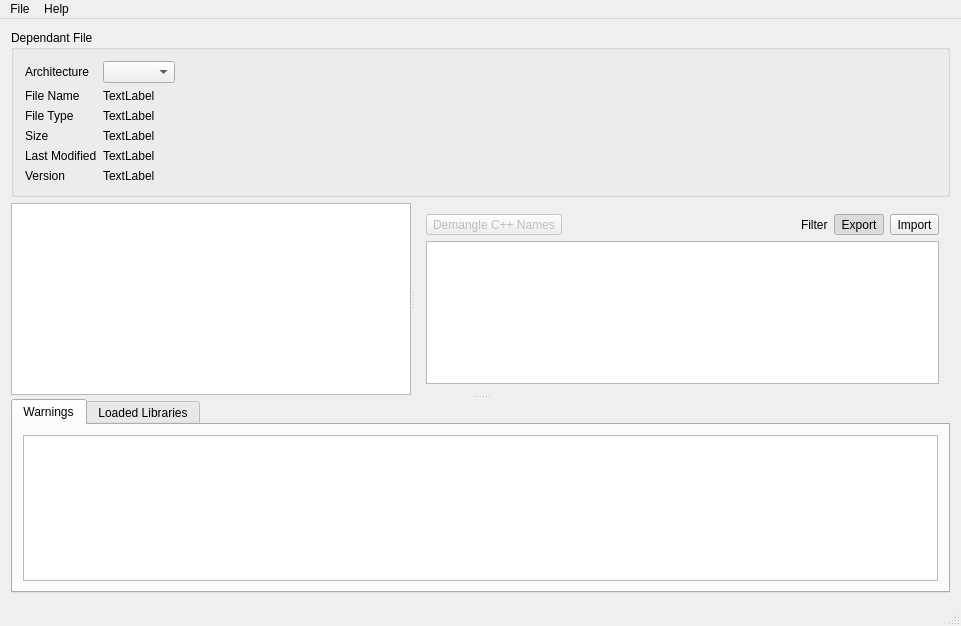
Old version of the form macdependency/mainwindow.ui in the repository kwin/macdependency.
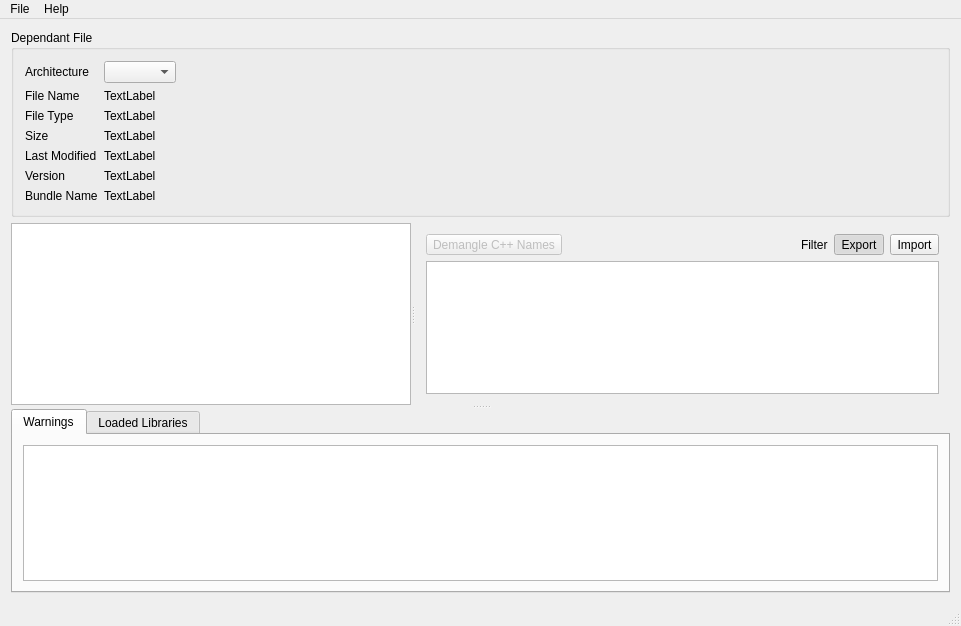
New version of the form.

Commit message: new version for 0.5, start support of RPATH, delay loading symboltables, multiple dependency types, bundle name or installation name and much more...

The edit to the form file:
```diff
--- a/macdependency/mainwindow.ui
+++ b/macdependency/mainwindow.ui
@@ -122,6 +122,20 @@
          </property>
         </widget>
        </item>
+       <item row="7" column="0">
+        <widget class="QLabel" name="nameLabelLabel">
+         <property name="text">
+          <string>Bundle Name</string>
+         </property>
+        </widget>
+       </item>
+       <item row="7" column="1">
+        <widget class="QLabel" name="nameLabel">
+         <property name="text">
+          <string>TextLabel</string>
+         </property>
+        </widget>
+       </item>
       </layout>
      </widget>
     </item>
```
The commit also changes 39 other files.
